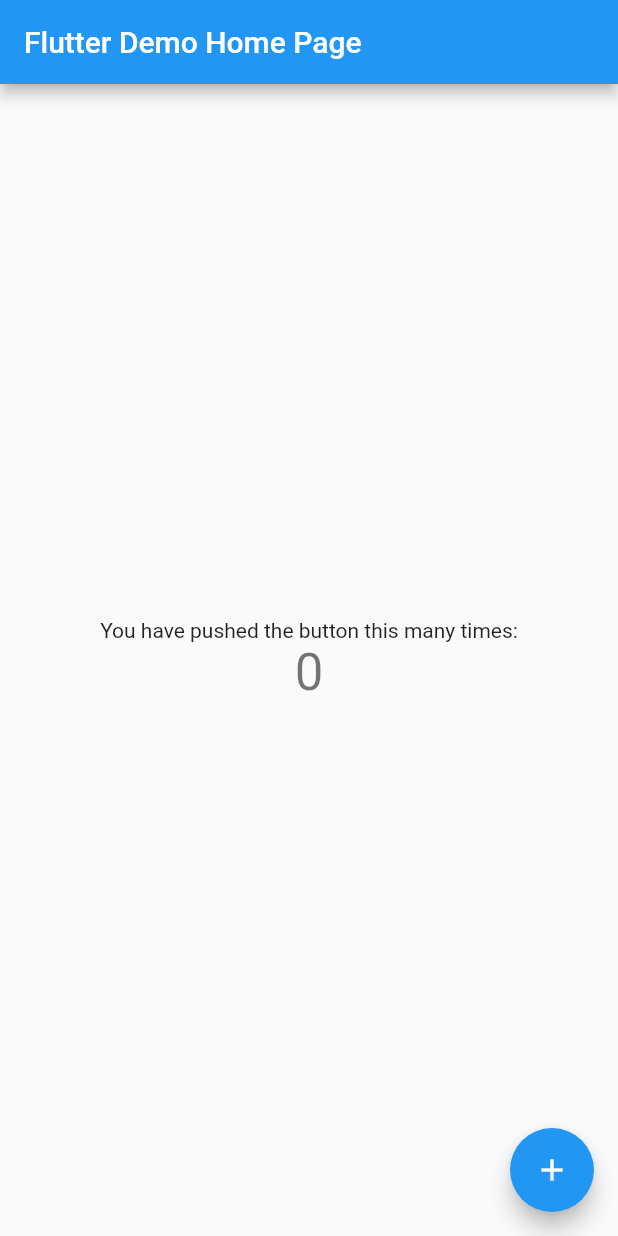
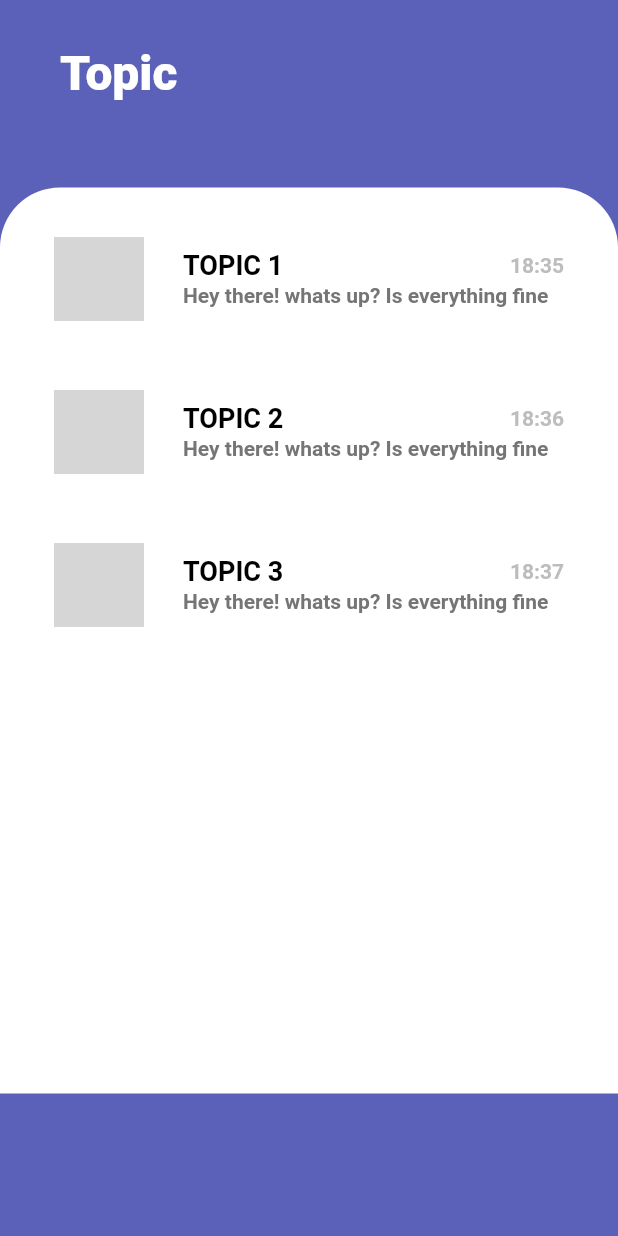
Before and after one commit to TNBruh/Assignment3, a Flutter app: the screen it shows after launch, on a phone screen of 412 x 824 dp. Run offline on Flutter 3.47's test engine with Material 2 defaults, Android fonts, the phone set to English and light mode, and no system bars; our stand-ins replace cloud_firestore, firebase_auth, firebase_core, firebase_messaging, get; accounts and stored records are empty; Roboto replaces fonts that are missing (Quicksand); grey boxes are pictures that could not be loaded.

```diff
--- a/lib/main.dart
+++ b/lib/main.dart
@@ -1,5 +1,6 @@
 import 'package:flutter/material.dart';
 import 'dart:developer';
+import 'package:assignment3/screens/topic_screen/home.dart';
 import 'package:assignment3/miscs/init.misc.dart';
 
 Future<void> main() async {
@@ -16,105 +17,98 @@ class MyApp extends StatelessWidget {
   @override
   Widget build(BuildContext context) {
     return MaterialApp(
+      debugShowCheckedModeBanner: false,
       title: 'Flutter Demo',
       theme: ThemeData(
-        // This is the theme of your application.
-        //
-        // Try running your application with "flutter run". You'll see the
-        // application has a blue toolbar. Then, without quitting the app, try
-        // changing the primarySwatch below to Colors.green and then invoke
-        // "hot reload" (press "r" in the console where you ran "flutter run",
-        // or simply save your changes to "hot reload" in a Flutter IDE).
-        // Notice that the counter didn't reset back to zero; the application
-        // is not restarted.
         primarySwatch: Colors.blue,
+        visualDensity: VisualDensity.adaptivePlatformDensity,
       ),
-      home: const MyHomePage(title: 'Flutter Demo Home Page'),
+      home: Home(),
     );
   }
 }
 
-class MyHomePage extends StatefulWidget {
-  const MyHomePage({Key? key, required this.title}) : super(key: key);
+// class MyHomePage extends StatefulWidget {
+//   const MyHomePage({Key? key, required this.title}) : super(key: key);
 
-  // This widget is the home page of your application. It is stateful, meaning
-  // that it has a State object (defined below) that contains fields that affect
-  // how it looks.
+//   // This widget is the home page of your application. It is stateful, meaning
+//   // that it has a State object (defined below) that contains fields that affect
+//   // how it looks.
 
-  // This class is the configuration for the state. It holds the values (in this
-  // case the title) provided by the parent (in this case the App widget) and
-  // used by the build method of the State. Fields in a Widget subclass are
-  // always marked "final".
+//   // This class is the configuration for the state. It holds the values (in this
+//   // case the title) provided by the parent (in this case the App widget) and
+//   // used by the build method of the State. Fields in a Widget subclass are
+//   // always marked "final".
 
-  final String title;
+//   final String title;
 
-  @override
-  State<MyHomePage> createState() => _MyHomePageState();
-}
+//   @override
+//   State<MyHomePage> createState() => _MyHomePageState();
+// }
 
-class _MyHomePageState extends State<MyHomePage> {
-  int _counter = 0;
+// class _MyHomePageState extends State<MyHomePage> {
+//   int _counter = 0;
 
-  void _incrementCounter() {
-    setState(() {
-      // This call to setState tells the Flutter framework that something has
-      // changed in this State, which causes it to rerun the build method below
-      // so that the display can reflect the updated values. If we changed
-      // _counter without calling setState(), then the build method would not be
-      // called again, and so nothing would appear to happen.
-      _counter++;
-    });
-  }
+//   void _incrementCounter() {
+//     setState(() {
+//       // This call to setState tells the Flutter framework that something has
+//       // changed in this State, which causes it to rerun the build method below
+//       // so that the display can reflect the updated values. If we changed
+//       // _counter without calling setState(), then the build method would not be
+//       // called again, and so nothing would appear to happen.
+//       _counter++;
+//     });
+//   }
 
-  @override
-  Widget build(BuildContext context) {
-    // This method is rerun every time setState is called, for instance as done
-    // by the _incrementCounter method above.
-    //
-    // The Flutter framework has been optimized to make rerunning build methods
-    // fast, so that you can just rebuild anything that needs updating rather
-    // than having to individually change instances of widgets.
-    return Scaffold(
-      appBar: AppBar(
-        // Here we take the value from the MyHomePage object that was created by
-        // the App.build method, and use it to set our appbar title.
-        title: Text(widget.title),
-      ),
-      body: Center(
-        // Center is a layout widget. It takes a single child and positions it
-        // in the middle of the parent.
-        child: Column(
-          // Column is also a layout widget. It takes a list of children and
-          // arranges them vertically. By default, it sizes itself to fit its
-          // children horizontally, and tries to be as tall as its parent.
-          //
-          // Invoke "debug painting" (press "p" in the console, choose the
-          // "Toggle Debug Paint" action from the Flutter Inspector in Android
-          // Studio, or the "Toggle Debug Paint" command in Visual Studio Code)
-          // to see the wireframe for each widget.
-          //
-          // Column has various properties to control how it sizes itself and
-          // how it positions its children. Here we use mainAxisAlignment to
-          // center the children vertically; the main axis here is the vertical
-          // axis because Columns are vertical (the cross axis would be
-          // horizontal).
-          mainAxisAlignment: MainAxisAlignment.center,
-          children: <Widget>[
-            const Text(
-              'You have pushed the button this many times:',
-            ),
-            Text(
-              '$_counter',
-              style: Theme.of(context).textTheme.headline4,
-            ),
-          ],
-        ),
-      ),
-      floatingActionButton: FloatingActionButton(
-        onPressed: _incrementCounter,
-        tooltip: 'Increment',
-        child: const Icon(Icons.add),
-      ), // This trailing comma makes auto-formatting nicer for build methods.
-    );
-  }
-}
+//   @override
+//   Widget build(BuildContext context) {
+//     // This method is rerun every time setState is called, for instance as done
+//     // by the _incrementCounter method above.
+//     //
+//     // The Flutter framework has been optimized to make rerunning build methods
+//     // fast, so that you can just rebuild anything that needs updating rather
+//     // than having to individually change instances of widgets.
+//     return Scaffold(
+//       appBar: AppBar(
+//         // Here we take the value from the MyHomePage object that was created by
+//         // the App.build method, and use it to set our appbar title.
+//         title: Text(widget.title),
+//       ),
+//       body: Center(
+//         // Center is a layout widget. It takes a single child and positions it
+//         // in the middle of the parent.
+//         child: Column(
+//           // Column is also a layout widget. It takes a list of children and
+//           // arranges them vertically. By default, it sizes itself to fit its
+//           // children horizontally, and tries to be as tall as its parent.
+//           //
+//           // Invoke "debug painting" (press "p" in the console, choose the
+//           // "Toggle Debug Paint" action from the Flutter Inspector in Android
+//           // Studio, or the "Toggle Debug Paint" command in Visual Studio Code)
+//           // to see the wireframe for each widget.
+//           //
+//           // Column has various properties to control how it sizes itself and
+//           // how it positions its children. Here we use mainAxisAlignment to
+//           // center the children vertically; the main axis here is the vertical
+//           // axis because Columns are vertical (the cross axis would be
+//           // horizontal).
+//           mainAxisAlignment: MainAxisAlignment.center,
+//           children: <Widget>[
+//             const Text(
+//               'You have pushed the button this many times:',
+//             ),
+//             Text(
+//               '$_counter',
+//               style: Theme.of(context).textTheme.headline4,
+//             ),
+//           ],
+//         ),
+//       ),
+//       floatingActionButton: FloatingActionButton(
+//         onPressed: _incrementCounter,
+//         tooltip: 'Increment',
+//         child: const Icon(Icons.add),
+//       ), // This trailing comma makes auto-formatting nicer for build methods.
+//     );
+//   }
+// }
--- /dev/null
+++ b/lib/screens/topic_screen/constant.dart
@@ -0,0 +1,86 @@
+const avatarList = [
+  {
+    'avatar': 'assets/avatar-1.png',
+  },
+  {
+    'avatar': 'assets/avatar-2.png',
+  },
+  {
+    'avatar': 'assets/avatar-3.png',
+  },
+];
+
+const userList = [
+  {
+    'avatar': 'assets/avatar-1.png',
+    'name': 'TOPIC 1',
+    'message': 'Hey there! whats up? Is everything fine ',
+    'time': '18:35'
+  },
+  {
+    'avatar': 'assets/avatar-2.png',
+    'name': 'TOPIC 2',
+    'message': 'Hey there! whats up? Is everything fine ',
+    'time': '18:36'
+  },
+  {
+    'avatar': 'assets/avatar-3.png',
+    'name': 'TOPIC 3',
+    'message': 'Hey there! whats up? Is everything fine ',
+    'time': '18:37'
+  },
+];
+
+const messages = [
+  {
+    'from': 'sender',
+    'message': 'hi',
+    'time': '18:35',
+  },
+  {
+    'from': 'receiver',
+    'message': 'hello',
+    'time': '18:36',
+  },
+  {
+    'from': 'sender',
+    'message': 'whats up! where are you?',
+    'time': '18:37',
+  },
+  {
+    'from': 'receiver',
+    'message': 'Fine. I am in Banaglore',
+    'time': '18:38',
+  },
+  {
+    'from': 'sender',
+    'message': 'How is your life going man',
+    'time': '18:39',
+  },
+  {
+    'from': 'receiver',
+    'message':
+        'Going well. I am planning to move in mumbai. let see what happen',
+    'time': '18:40',
+  },
+  {
+    'from': 'sender',
+    'message': 'Thats great',
+    'time': '18:41',
+  },
+  {
+    'from': 'receiver',
+    'message': 'Hmmm',
+    'time': '18:42',
+  },
+  {
+    'from': 'sender',
+    'message': 'ok',
+    'time': '18:43',
+  },
+  {
+    'from': 'receiver',
+    'message': 'bye',
+    'time': '18:44',
+  },
+];
--- /dev/null
+++ b/lib/screens/topic_screen/home.dart
@@ -0,0 +1,87 @@
+import 'package:assignment3/screens/topic_screen/chat.dart';
+import 'package:assignment3/screens/topic_screen/constant.dart';
+import 'package:assignment3/screens/topic_screen/style.dart';
+import 'package:flutter/material.dart';
+
+class Home extends StatelessWidget {
+  @override
+  Widget build(BuildContext context) {
+    return Scaffold(
+      backgroundColor: Color(0xff5b61b9),
+      body: ListView(
+        children: [
+          Container(
+            padding: EdgeInsets.only(top: 30, left: 40),
+            height: 125,
+            child: Column(
+              crossAxisAlignment: CrossAxisAlignment.start,
+              children: [
+                PrimaryText(
+                  text: 'Topic',
+                  fontSize: 32,
+                  color: Colors.white,
+                  fontWeight: FontWeight.w900,
+                ),
+                SizedBox(height: 30),
+                // SizedBox(
+                //   height: 60,
+                //   child: ListView.builder(
+                //     scrollDirection: Axis.horizontal,
+                //     itemCount: avatarList.length,
+                //     itemBuilder: (context, index) =>
+                //         Avatar(avatarUrl: avatarList[index]['avatar']),
+                //   ),
+                // ),
+              ],
+            ),
+          ),
+          Container(
+            padding: EdgeInsets.only(top: 10, left: 20, right: 20),
+            height: MediaQuery.of(context).size.height - 220,
+            decoration: BoxDecoration(
+                color: Colors.white,
+                borderRadius: BorderRadius.only(
+                    topLeft: Radius.circular(40),
+                    topRight: Radius.circular(40))),
+            child: ListView.builder(
+              itemCount: userList.length,
+              itemBuilder: (context, index) => chatElement(
+                  userList[index]['avatar'],
+                  context,
+                  userList[index]['name'],
+                  userList[index]['message'],
+                  userList[index]['time']),
+            ),
+          )
+        ],
+      ),
+    );
+  }
+
+  Widget chatElement(String avatarUrl, BuildContext context, String name,
+      String message, String time) {
+    return Padding(
+      padding: const EdgeInsets.only(top: 15, bottom: 15),
+      child: ListTile(
+        onTap: () => {
+          Navigator.push(
+              context, MaterialPageRoute(builder: (context) => ChatScreen()))
+        },
+        leading: Avatar(avatarUrl: avatarUrl),
+        title: Row(
+          crossAxisAlignment: CrossAxisAlignment.center,
+          mainAxisAlignment: MainAxisAlignment.spaceBetween,
+          children: [
+            PrimaryText(text: name, fontSize: 18),
+            PrimaryText(text: time, color: Colors.grey[400], fontSize: 14),
+          ],
+        ),
+        subtitle: PrimaryText(
+            text: message,
+            color: Colors.grey[600],
+            fontSize: 14,
+            overflow: TextOverflow.ellipsis),
+      ),
+    );
+  }
+}
--- /dev/null
+++ b/lib/screens/topic_screen/style.dart
@@ -0,0 +1,57 @@
+import 'package:flutter/material.dart';
+
+class PrimaryText extends StatelessWidget {
+  final String text;
+  final Color color;
+  final double fontSize;
+  final FontWeight fontWeight;
+  final TextOverflow overflow;
+
+  const PrimaryText({
+    required this.text,
+    this.color: Colors.black,
+    this.fontSize: 16,
+    this.fontWeight: FontWeight.w700,
+    this.overflow: TextOverflow.visible,
+  });
+
+  @override
+  Widget build(BuildContext context) {
+    return Text(
+      text,
+      overflow: overflow,
+      style: TextStyle(
+        color: color,
+        fontSize: fontSize,
+        fontFamily: 'Quicksand',
+        fontWeight: fontWeight,
+      ),
+    );
+  }
+}
+
+class Avatar extends StatelessWidget {
+  final String avatarUrl;
+  final double width;
+  final double height;
+
+  const Avatar({
+    required this.avatarUrl,
+    this.width: 60,
+    this.height: 60,
+  });
+
+  @override
+  Widget build(BuildContext context) {
+    return Container(
+      width: width,
+      height: height,
+      margin: EdgeInsets.only(right: 10),
+      decoration: BoxDecoration(
+          color: Colors.red,
+          borderRadius: BorderRadius.circular(50),
+          image:
+              DecorationImage(image: AssetImage(avatarUrl), fit: BoxFit.cover)),
+    );
+  }
+}
```
Also changed, not shown: lib/screens/topic_screen/chat.dart (added, +172 -0 lines), assets/avatar-1.png (added), assets/avatar-2.png (added), assets/avatar-3.png (added), pubspec.lock.
